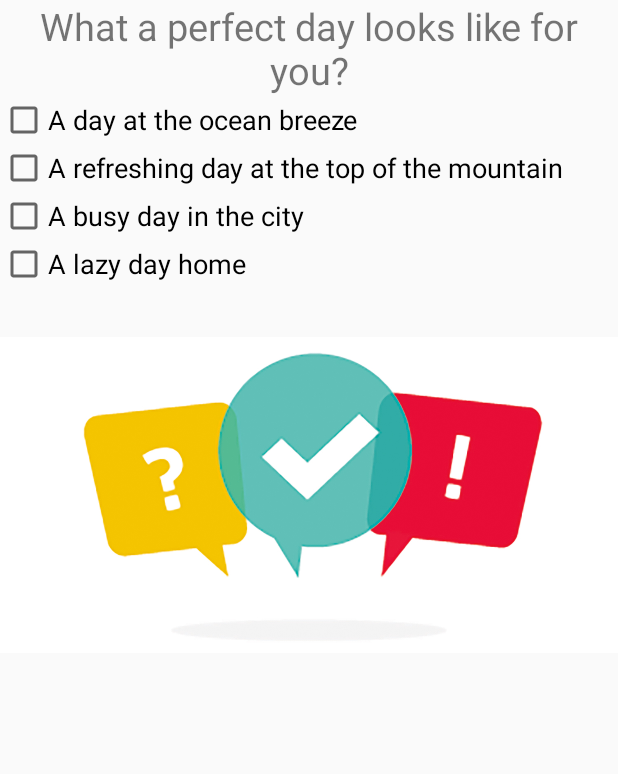
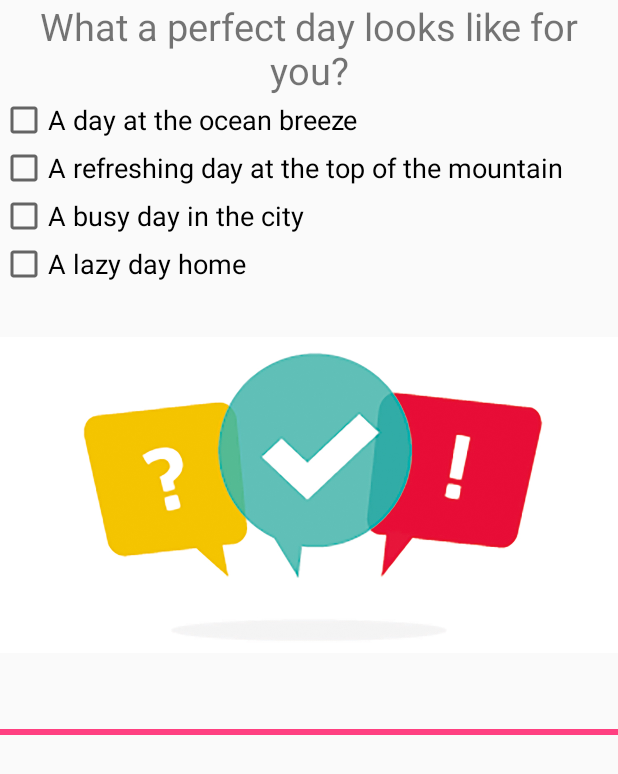
Before and after one commit to AlexandraDamaschin/CountryQuizApp, an Android app: the layout final_question.xml on its own in the app's theme, with its tools: preview values and no code run, on a phone screen of 412 x 824 dp. Shown: the top 774 px of the screen. Run offline under Robolectric (Android 15) with nearby library versions, the light colour scheme and no system bars.

Commit message:
clean code

```diff
--- a/app/src/main/res/layout/final_question.xml
+++ b/app/src/main/res/layout/final_question.xml
@@ -65,5 +65,16 @@
             android:layout_marginTop="@dimen/image_margin"
             android:src="@drawable/quiz_picture" />
 
+        <!--progress bar 110-->
+        <ProgressBar
+            android:id="@+id/progress_bar"
+            style="@style/Widget.AppCompat.ProgressBar.Horizontal"
+            android:layout_width="match_parent"
+            android:layout_height="wrap_content"
+            android:layout_marginTop="@dimen/progressBar_marginTop"
+            android:indeterminate="false"
+            android:max="110"
+            android:progress="110" />
+
     </RelativeLayout>
 </ScrollView>
--- a/app/src/main/res/layout/question_2.xml
+++ b/app/src/main/res/layout/question_2.xml
@@ -71,13 +71,12 @@
                 android:textAppearance="?android:textAppearanceMedium" />
         </RadioGroup>
 
-
         <ImageView
             android:layout_width="wrap_content"
             android:layout_height="@dimen/height_image"
             android:layout_marginTop="@dimen/marginTop_image"
-            android:src="@drawable/quiz_picture"
-            android:contentDescription="@string/image_null"/>
+            android:contentDescription="@string/image_null"
+            android:src="@drawable/quiz_picture" />
 
         <!--progress bar 20-->
         <ProgressBar
--- a/app/src/main/res/layout/question_3.xml
+++ b/app/src/main/res/layout/question_3.xml
@@ -71,13 +71,12 @@
                 android:textAppearance="?android:textAppearanceMedium" />
         </RadioGroup>
 
-
         <ImageView
             android:layout_width="wrap_content"
             android:layout_height="@dimen/height_image"
             android:layout_marginTop="@dimen/marginTop_image"
-            android:src="@drawable/quiz_picture"
-            android:contentDescription="@string/image_null"/>
+            android:contentDescription="@string/image_null"
+            android:src="@drawable/quiz_picture" />
 
         <!--progress bar 30-->
         <ProgressBar
--- a/app/src/main/res/layout/question_4.xml
+++ b/app/src/main/res/layout/question_4.xml
@@ -71,13 +71,12 @@
                 android:textAppearance="?android:textAppearanceMedium" />
         </RadioGroup>
 
-
         <ImageView
             android:layout_width="wrap_content"
             android:layout_height="@dimen/height_image"
             android:layout_marginTop="@dimen/marginTop_image"
-            android:src="@drawable/quiz_picture"
-            android:contentDescription="@string/image_null"/>
+            android:contentDescription="@string/image_null"
+            android:src="@drawable/quiz_picture" />
 
         <!--progress bar 40-->
         <ProgressBar
--- a/app/src/main/res/layout/question_5.xml
+++ b/app/src/main/res/layout/question_5.xml
@@ -75,8 +75,8 @@
             android:layout_width="wrap_content"
             android:layout_height="@dimen/height_image"
             android:layout_marginTop="@dimen/marginTop_image"
-            android:src="@drawable/quiz_picture"
-            android:contentDescription="@string/image_null"/>
+            android:contentDescription="@string/image_null"
+            android:src="@drawable/quiz_picture" />
 
         <!--progress bar 50-->
         <ProgressBar
--- a/app/src/main/res/layout/question_6.xml
+++ b/app/src/main/res/layout/question_6.xml
@@ -71,13 +71,12 @@
                 android:textAppearance="?android:textAppearanceMedium" />
         </RadioGroup>
 
-
         <ImageView
             android:layout_width="wrap_content"
             android:layout_height="@dimen/height_image"
             android:layout_marginTop="@dimen/marginTop_image"
-            android:src="@drawable/quiz_picture"
-            android:contentDescription="@string/image_null"/>
+            android:contentDescription="@string/image_null"
+            android:src="@drawable/quiz_picture" />
 
         <!--progress bar 60-->
         <ProgressBar
--- a/app/src/main/res/layout/question_7.xml
+++ b/app/src/main/res/layout/question_7.xml
@@ -71,7 +71,6 @@
                 android:textAppearance="?android:textAppearanceMedium" />
         </RadioGroup>
 
-
         <ImageView
             android:layout_width="wrap_content"
             android:layout_height="@dimen/height_image"
--- a/app/src/main/res/layout/question_8.xml
+++ b/app/src/main/res/layout/question_8.xml
@@ -71,13 +71,12 @@
                 android:textAppearance="?android:textAppearanceMedium" />
         </RadioGroup>
 
-
         <ImageView
             android:layout_width="wrap_content"
             android:layout_height="@dimen/height_image"
             android:layout_marginTop="@dimen/marginTop_image"
-            android:src="@drawable/quiz_picture"
-            android:contentDescription="@string/image_null"/>
+            android:contentDescription="@string/image_null"
+            android:src="@drawable/quiz_picture" />
 
         <!--progress bar 80-->
         <ProgressBar
--- a/app/src/main/res/layout/question_9.xml
+++ b/app/src/main/res/layout/question_9.xml
@@ -75,8 +75,8 @@
             android:layout_width="wrap_content"
             android:layout_height="@dimen/height_image"
             android:layout_marginTop="@dimen/marginTop_image"
-            android:src="@drawable/quiz_picture"
-            android:contentDescription="@string/image_null"/>
+            android:contentDescription="@string/image_null"
+            android:src="@drawable/quiz_picture" />
 
         <!--progress bar 90-->
         <ProgressBar
--- a/app/src/main/res/layout/score.xml
+++ b/app/src/main/res/layout/score.xml
@@ -40,9 +40,9 @@
             android:layout_width="wrap_content"
             android:layout_height="@dimen/score_height"
             android:layout_marginTop="@dimen/score_margin"
+            android:contentDescription="@string/image_null"
             android:scaleType="centerInside"
-            android:src="@drawable/score"
-            android:contentDescription="@string/image_null">
+            android:src="@drawable/score">
 
         </ImageView>
 
```
